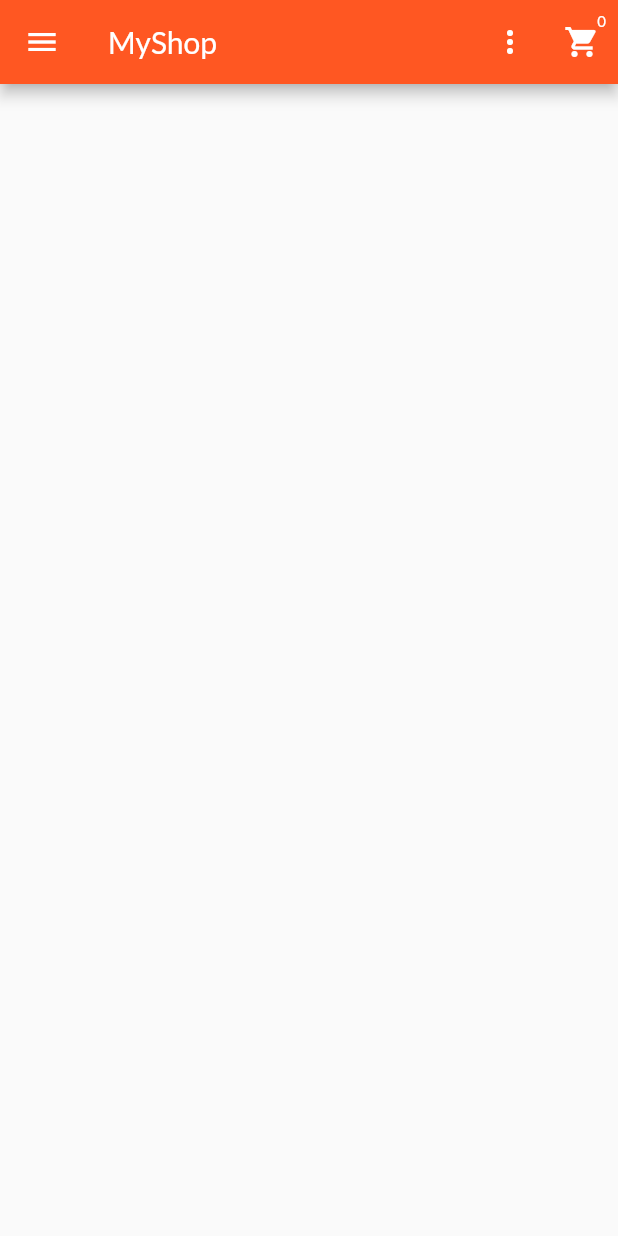
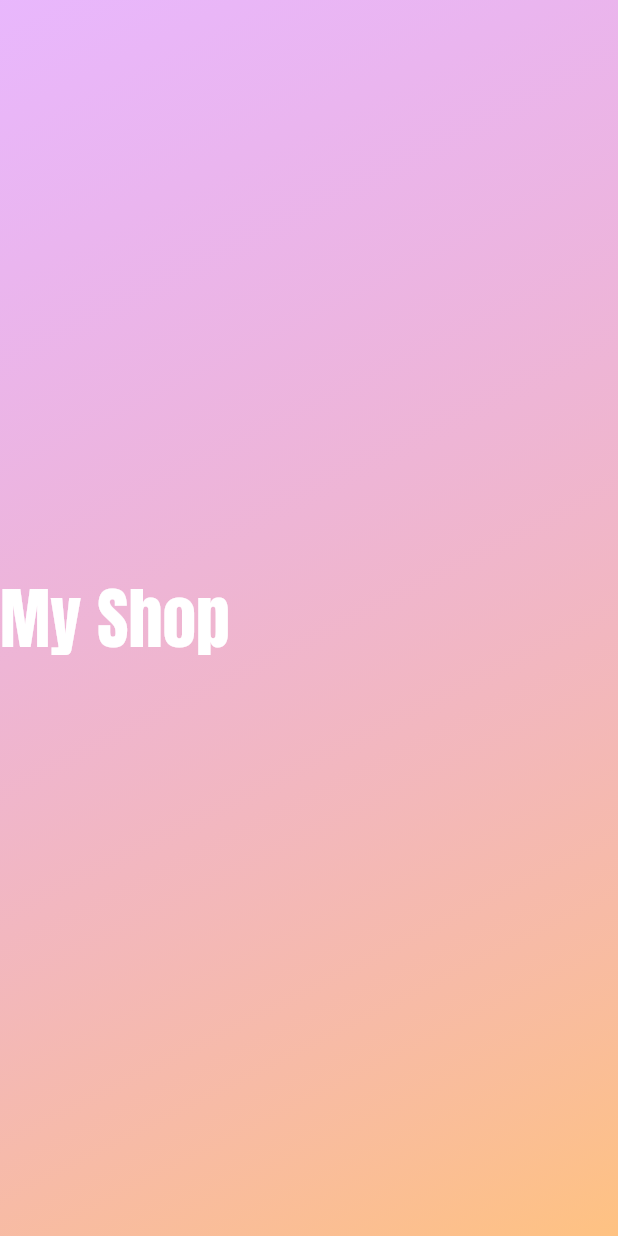
Before and after one commit to EduardoRenz/flutter-shop-app, a Flutter app: the screen it shows after launch, on a phone screen of 412 x 824 dp. Run offline on Flutter 3.47's test engine with Material 2 defaults, Android fonts, the phone set to English and light mode, and no system bars; our stand-ins replace uni_links.

Commit message:
started auth screen

```diff
--- a/lib/main.dart
+++ b/lib/main.dart
@@ -3,6 +3,7 @@ import 'package:provider/provider.dart';
 import 'package:shop/models/cart.dart';
 import 'package:shop/models/order_list.dart';
 import 'package:shop/models/product_list.dart';
+import 'package:shop/screens/auth_screen.dart';
 import 'package:shop/screens/cart_screen.dart';
 import 'package:shop/screens/product_detail_screen.dart';
 import 'package:shop/screens/product_form_screen.dart';
@@ -43,6 +44,7 @@ class MyApp extends StatelessWidget {
         ),
         //home: const ProductsOverviewScreen(),
         routes: {
+          AppRoutes.AUTH: (ctx) => const AuthScreen(),
           AppRoutes.HOME: (ctx) => const ProductsOverviewScreen(),
           AppRoutes.PRODUCT_DETAIL: (ctx) => const ProductDetailsScreen(),
           AppRoutes.CART: (ctx) => const CartScreen(),
--- /dev/null
+++ b/lib/screens/auth_screen.dart
@@ -0,0 +1,39 @@
+import 'package:flutter/material.dart';
+
+class AuthScreen extends StatelessWidget {
+  const AuthScreen({Key? key}) : super(key: key);
+
+  @override
+  Widget build(BuildContext context) {
+    return Scaffold(
+      body: Stack(children: [
+        Container(
+          decoration: const BoxDecoration(
+              gradient: LinearGradient(colors: [
+            Color.fromRGBO(215, 117, 255, 0.5),
+            Color.fromRGBO(255, 188, 117, 0.9),
+          ], begin: Alignment.topLeft, end: Alignment.bottomRight)),
+        ),
+        Container(
+          child: Column(
+              crossAxisAlignment: CrossAxisAlignment.center,
+              mainAxisAlignment: MainAxisAlignment.center,
+              children: [
+                Container(
+                  child: Text(
+                    'My Shop',
+                    style: TextStyle(
+                        fontSize: 45,
+                        fontFamily: 'Anton',
+                        color: Theme.of(context)
+                            .primaryTextTheme
+                            .headline6!
+                            .color),
+                  ),
+                )
+              ]),
+        )
+      ]),
+    );
+  }
+}
--- a/lib/utils/app_routes.dart
+++ b/lib/utils/app_routes.dart
@@ -1,7 +1,8 @@
 // ignore_for_file: constant_identifier_names
 
 class AppRoutes {
-  static const HOME = '/';
+  static const AUTH = '/';
+  static const HOME = '/home';
   static const PRODUCT_DETAIL = '/product-detail';
   static const CART = '/cart';
   static const ORDERS = '/orders';
```
